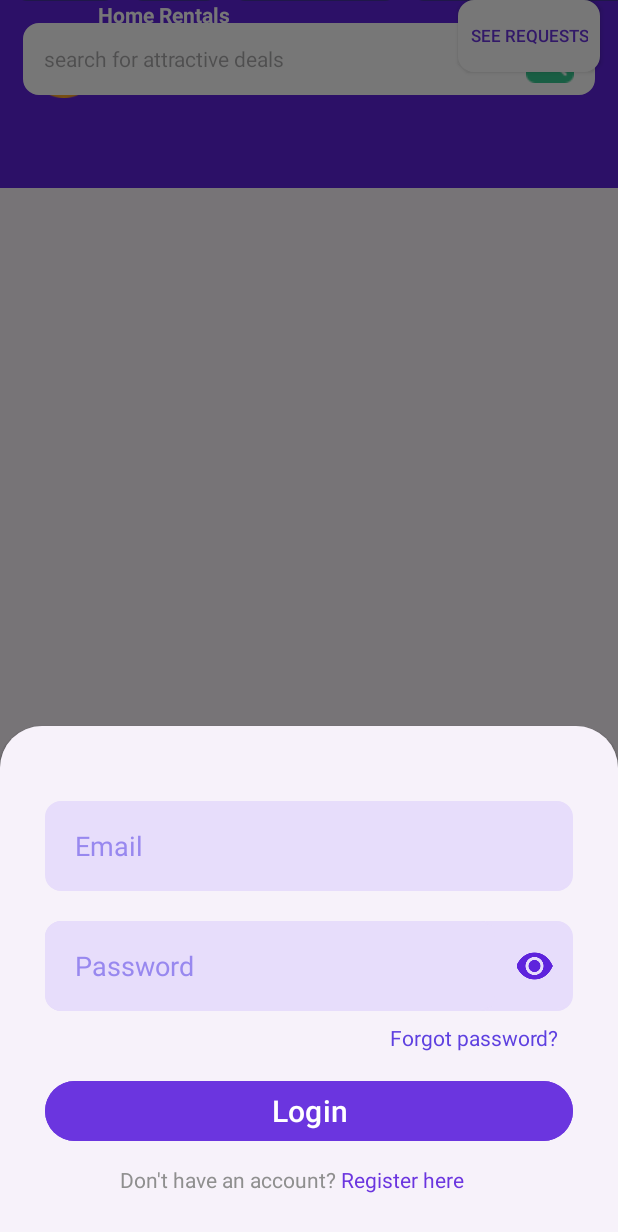
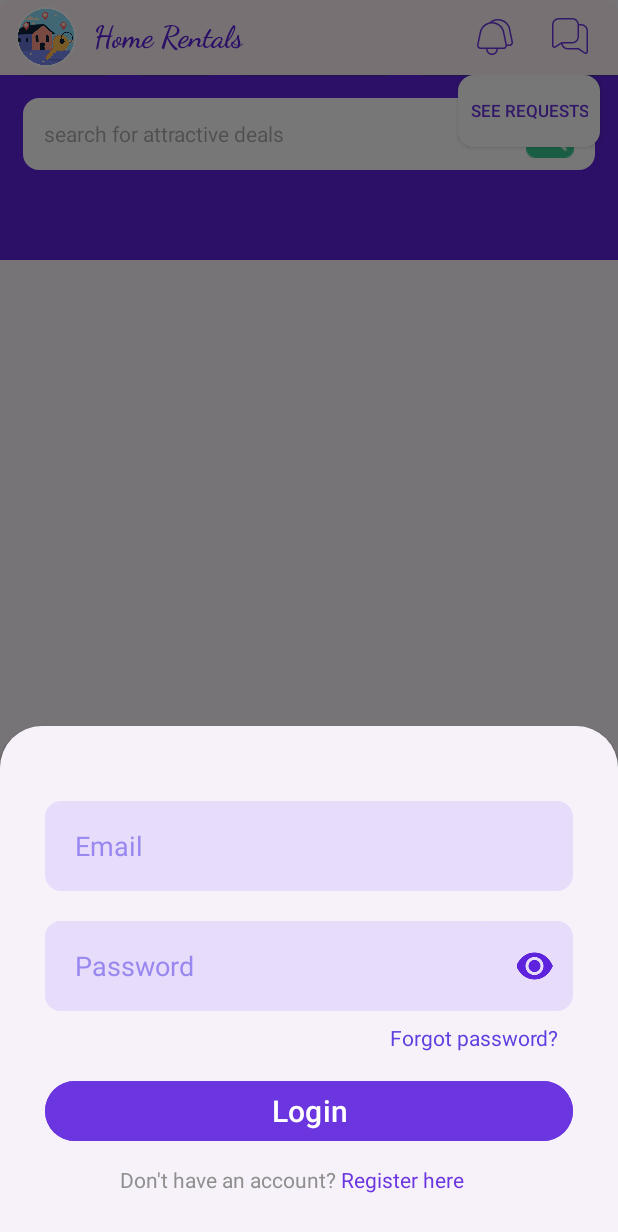
Before and after one commit to anil-s-yadav/Home-Rental, an Android app: the screen it shows after launch (MainActivity), after a tap on an icon or button, on a phone screen of 412 x 824 dp. Shown: the top 1232 px of the screen. Run offline under Robolectric (Android 15) with nearby library versions, the phone set to English and light mode, and no system bars; our stand-ins replace Firebase (no records; nobody signed in at launch, a user with empty details on screens opened directly), Picasso.

Commit message:
ui changes home page and ImageButton implemented

```diff
--- a/app/src/main/java/com/legendarysoftwares/homerental/fragments/Home.java
+++ b/app/src/main/java/com/legendarysoftwares/homerental/fragments/Home.java
@@ -11,6 +11,8 @@ import android.view.LayoutInflater;
 import android.view.View;
 import android.view.ViewGroup;
 import android.widget.Button;
+import android.widget.ImageButton;
+import android.widget.ImageView;
 import android.widget.ProgressBar;
 
 import com.firebase.ui.database.FirebaseRecyclerOptions;
@@ -41,7 +43,7 @@ public class Home extends Fragment {
 
         homeRecyclerView = view.findViewById(R.id.home_recycler_view);
         ProgressBar progressBar = view.findViewById(R.id.progressBar);
-        Button openMassageActivity = view.findViewById(R.id.textView_open_massages_activity);
+        ImageButton openMassageActivity = view.findViewById(R.id.massages);
 
         openMassageActivity.setOnClickListener(new View.OnClickListener() {
             @Override
--- a/app/src/main/res/drawable/home_upper_corner_round_white.xml
+++ b/app/src/main/res/drawable/home_upper_corner_round_white.xml
@@ -4,6 +4,6 @@
     xmlns:android="http://schemas.android.com/apk/res/android">
 
     <solid android:color="@color/White"/>
-    <corners android:topRightRadius="30dp" android:topLeftRadius="30dp"/>
+    <corners android:topRightRadius="8dp" android:topLeftRadius="8dp"/>
 
 </shape>
--- /dev/null
+++ b/app/src/main/res/drawable/messages.xml
@@ -0,0 +1,9 @@
+<vector xmlns:android="http://schemas.android.com/apk/res/android"
+    android:width="512dp"
+    android:height="512dp"
+    android:viewportWidth="24"
+    android:viewportHeight="24">
+    <path
+        android:fillColor="@color/DarkBlue300"
+        android:pathData="m19.5,3.998h-1.528C17.723,1.751,15.812-.002,13.5-.002H4.5C2.019-.002,0,2.017,0,4.498v13.854c0,.609.333,1.166.871,1.453.244.131.511.195.777.195.319,0,.638-.093.914-.277l3.524-2.349c.409,2.063,2.233,3.623,4.414,3.623h6.849l4.089,2.726c.276.185.594.277.914.277.266,0,.533-.064.777-.195.537-.287.871-.844.871-1.453v-13.854c0-2.481-2.019-4.5-4.5-4.5ZM2.007,18.892c-.203.135-.45.148-.665.032-.214-.114-.342-.328-.342-.571V4.498c0-1.93,1.57-3.5,3.5-3.5h9c1.93,0,3.5,1.57,3.5,3.5v8c0,1.93-1.57,3.5-3.5,3.5h-6.937c-.154,0-.285.054-.345.087l-4.211,2.806Zm20.993,3.461c0,.243-.128.457-.342.571-.214.115-.463.102-.665-.032l-4.215-2.81c-.082-.055-.179-.084-.277-.084h-7c-1.76,0-3.221-1.306-3.464-3h6.464c2.481,0,4.5-2.019,4.5-4.5v-7.5h1.5c1.93,0,3.5,1.57,3.5,3.5v13.854Z"/>
+</vector>
--- /dev/null
+++ b/app/src/main/res/drawable/notificaction_icon.xml
@@ -0,0 +1,22 @@
+<vector xmlns:android="http://schemas.android.com/apk/res/android"
+    android:width="512dp"
+    android:height="512dp"
+    android:viewportWidth="24"
+    android:viewportHeight="24">
+    <path
+        android:fillColor="@color/DarkBlue300"
+        android:pathData="M23.92,
+        16.97l-1.82-8.78c-.86-3.12-3.43-5.43-6.52-6.03-1.55-1.39-3.51-2.16-5.59-2.16C6.03,
+        0,2.65,2.72,1.79,6.63L.06,15.07c-.16,.71,.01,1.45,.47,2.03,.46,.57,
+        1.14,.9,1.87,.9h1.65c.07,
+        .4,.22,.77,.48,1.1,.46,.57,1.14,.9,1.87,.9h3.6c0,2.21,1.79,4,4,
+        4s4-1.79,4-4h3.6c.73,0,1.41-.32,1.87-.89l.05-.06c.46-.6,.6-1.37,
+        .41-2.07Zm-19.85,.03h-1.67c-.43,
+        0-.82-.19-1.09-.53-.27-.34-.37-.77-.27-1.2L2.77,6.84C3.53,3.4,6.5,
+        1,10,1c1.32,0,2.58,.36,3.7,1.01-3.84,.13-7.07,2.81-7.91,6.62l-1.72,
+        8.37Zm9.93,6c-1.65,0-3-1.35-3-3h6c0,1.65-1.35,3-3,3Zm8.74-4.59l-.03,
+        .03c-.27,.35-.67,.56-1.11,
+        .56H6.4c-.43,0-.82-.19-1.09-.53-.27-.34-.37-.77-.27-1.2l1.73-8.44c.76-3.44,
+        3.73-5.84,7.23-5.84,.39,0,.76,.04,1.14,.1,0,0,0,0,.01,.01h.01c2.82,.44,
+        5.19,2.52,5.97,5.32l1.82,8.78c.11,.42,.04,.85-.21,1.2Z"/>
+</vector>
--- a/app/src/main/res/drawable/bells.xml
+++ b/app/src/main/res/drawable/notification_fill.xml
@@ -4,6 +4,6 @@
     android:viewportWidth="24"
     android:viewportHeight="24">
   <path
-      android:fillColor="#FF000000"
+      android:fillColor="@color/DarkBlue300"
       android:pathData="M19.27,19L9.15,19c-1.35,0 -2.62,-0.61 -3.46,-1.66 -0.85,-1.05 -1.16,-2.42 -0.87,-3.74l1.37,-5.2c0.84,-3.77 4.11,-6.39 7.97,-6.39 3.65,0 6.89,2.46 7.86,5.98l1.54,5.43c0.37,1.31 0.09,2.73 -0.75,3.84 -0.85,1.12 -2.14,1.76 -3.54,1.76ZM10.3,21.01c0.45,1.72 2,2.99 3.86,2.99s3.41,-1.27 3.86,-2.99h-7.72ZM2.86,13.16l1.39,-5.28C5.09,4.1 7.99,1.23 11.65,0.31c-0.71,-0.2 -1.44,-0.31 -2.2,-0.31C5.59,0 2.31,2.63 1.48,6.39L0.11,11.59c-0.29,1.32 0.03,2.69 0.87,3.74 0.56,0.7 1.31,1.2 2.14,1.46 -0.42,-1.14 -0.52,-2.4 -0.25,-3.63Z"/>
 </vector>
--- a/app/src/main/res/layout/activity_massages.xml
+++ b/app/src/main/res/layout/activity_massages.xml
@@ -11,7 +11,7 @@
     <RelativeLayout
         android:id="@+id/linearLayout4"
         android:layout_width="match_parent"
-        android:layout_height="44dp"
+        android:layout_height="46dp"
         android:background="@color/DarkBlue100"
         android:orientation="horizontal"
         android:layout_marginBottom="10dp"
--- a/app/src/main/res/layout/fragment_home.xml
+++ b/app/src/main/res/layout/fragment_home.xml
@@ -1,5 +1,5 @@
 <?xml version="1.0" encoding="utf-8"?>
-<androidx.constraintlayout.widget.ConstraintLayout
+<RelativeLayout
     xmlns:android="http://schemas.android.com/apk/res/android"
     xmlns:app="http://schemas.android.com/apk/res-auto"
     xmlns:tools="http://schemas.android.com/tools"
@@ -7,13 +7,77 @@
     android:layout_height="match_parent"
     tools:context=".Home">
 
+    <RelativeLayout
+        android:id="@+id/relativeLayout1"
+        android:layout_width="match_parent"
+        android:layout_height="50dp"
+        android:background="@drawable/home_upper_corner_round_white"
+        android:backgroundTint="@color/White150"
+        android:orientation="horizontal">
+
+        <ImageView
+            android:id="@+id/backBtn"
+            android:layout_width="42dp"
+            android:layout_height="40dp"
+            android:layout_marginStart="10dp"
+            android:layout_centerVertical="true"
+            android:scaleX="-1"
+            android:src="@drawable/app_logo_two" />
+
+        <TextView
+            android:layout_width="wrap_content"
+            android:layout_height="wrap_content"
+            android:layout_centerVertical="true"
+            android:layout_marginStart="10dp"
+            android:layout_toEndOf="@+id/backBtn"
+            android:fontFamily="cursive"
+            android:text="@string/home_rentals"
+            android:textColor="@color/DarkBlue500"
+            android:textSize="20sp"
+            android:textStyle="bold" />
+
+        <!--<ImageView
+            android:id="@+id/massages"
+            android:layout_width="23dp"
+            android:layout_height="23dp"
+            app:tint="@color/DarkBlue300"
+            android:src="@drawable/messages"
+            android:layout_alignParentEnd="true"
+            android:layout_centerVertical="true"
+            android:clickable="true"
+            android:layout_marginEnd="20dp"
+            />-->
+
+        <ImageButton
+            android:layout_width="48dp"
+            android:layout_height="48dp"
+            android:scaleType="fitCenter"
+            android:id="@+id/massages"
+            android:layout_marginEnd="8dp"
+            android:layout_alignParentEnd="true"
+            android:backgroundTint="@android:color/transparent"
+            app:srcCompat="@drawable/messages" />
+
+        <ImageButton
+            android:layout_width="48dp"
+            android:layout_height="48dp"
+            android:scaleType="fitCenter"
+            android:backgroundTint="@android:color/transparent"
+            app:srcCompat="@drawable/notificaction_icon"
+            android:layout_centerVertical="true"
+            android:layout_marginEnd="50dp"
+            android:layout_alignEnd="@+id/massages"
+
+            android:scaleX="-1"
+            />
+
+    </RelativeLayout>
+
+
     <ScrollView
         android:layout_width="match_parent"
         android:layout_height="match_parent"
-        app:layout_constraintBottom_toBottomOf="parent"
-        app:layout_constraintEnd_toEndOf="parent"
-        app:layout_constraintStart_toStartOf="parent"
-        app:layout_constraintTop_toTopOf="parent">
+        android:layout_below="@+id/relativeLayout1">
 
         <androidx.constraintlayout.widget.ConstraintLayout
             android:id="@+id/constraintLayout"
@@ -24,26 +88,9 @@
             android:paddingBottom="60dp">
 
 
-            <ImageView
-                android:id="@+id/imageView"
-                android:layout_width="45dp"
-                android:layout_height="45dp"
-                android:layout_marginStart="20dp"
-                android:layout_marginTop="20dp"
-                android:src="@drawable/app_logo"
-                app:shapeAppearanceOverlay="@style/Circular"
-                app:layout_constraintStart_toStartOf="parent"
-                app:layout_constraintTop_toTopOf="parent" />
 
-            <TextView
-                android:id="@+id/textView"
-                android:layout_width="wrap_content"
-                android:layout_height="wrap_content"
-                android:text="Home Rentals"
-                android:textColor="@color/White"
-                android:textStyle="bold"
-                app:layout_constraintStart_toEndOf="@+id/imageView"
-                app:layout_constraintTop_toTopOf="parent" />
+
+
 
             <androidx.appcompat.widget.AppCompatButton
                 android:id="@+id/textView_open_massages_activity"
@@ -179,10 +226,10 @@
                 android:paddingTop="12dp"
                 app:layout_constraintEnd_toEndOf="parent"
                 app:layout_constraintStart_toStartOf="parent"
-                app:layout_constraintTop_toTopOf="@+id/constraintLayout"/>
+                app:layout_constraintTop_toTopOf="@+id/constraintLayout" />
 
         </androidx.constraintlayout.widget.ConstraintLayout>
 
 
     </ScrollView>
-</androidx.constraintlayout.widget.ConstraintLayout>
+</RelativeLayout>
--- a/app/src/main/res/values/strings.xml
+++ b/app/src/main/res/values/strings.xml
@@ -57,4 +57,5 @@
         libero vel nunc consequat, quis tincidunt nisl eleifend. Cras bibendum enim a justo luctus
         vestibulum. Fusce dictum libero quis erat maximus, vitae volutpat diam dignissim.
     </string>
+    <string name="home_rentals">Home Rentals</string>
 </resources>
```
Also changed, not shown: app/src/main/res/drawable/app_logo.png (deleted), app/src/main/res/drawable/app_logo_one.png (added), app/src/main/res/drawable/app_logo_two.png (added), app/src/main/res/drawable/main_home.png (deleted).
